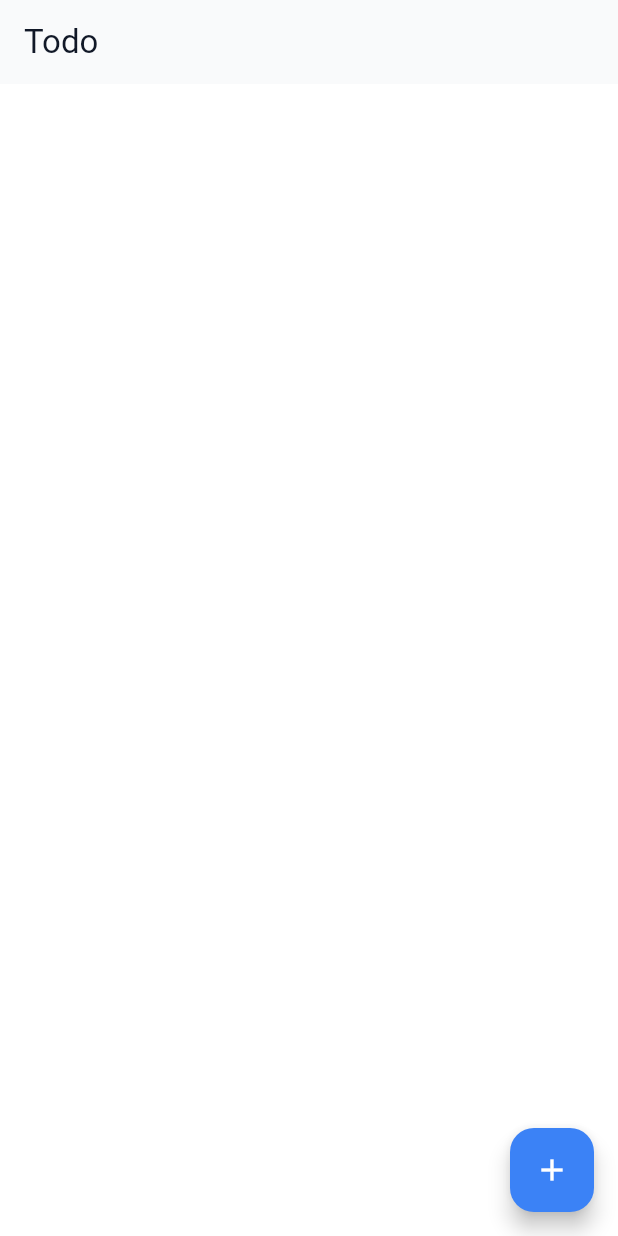
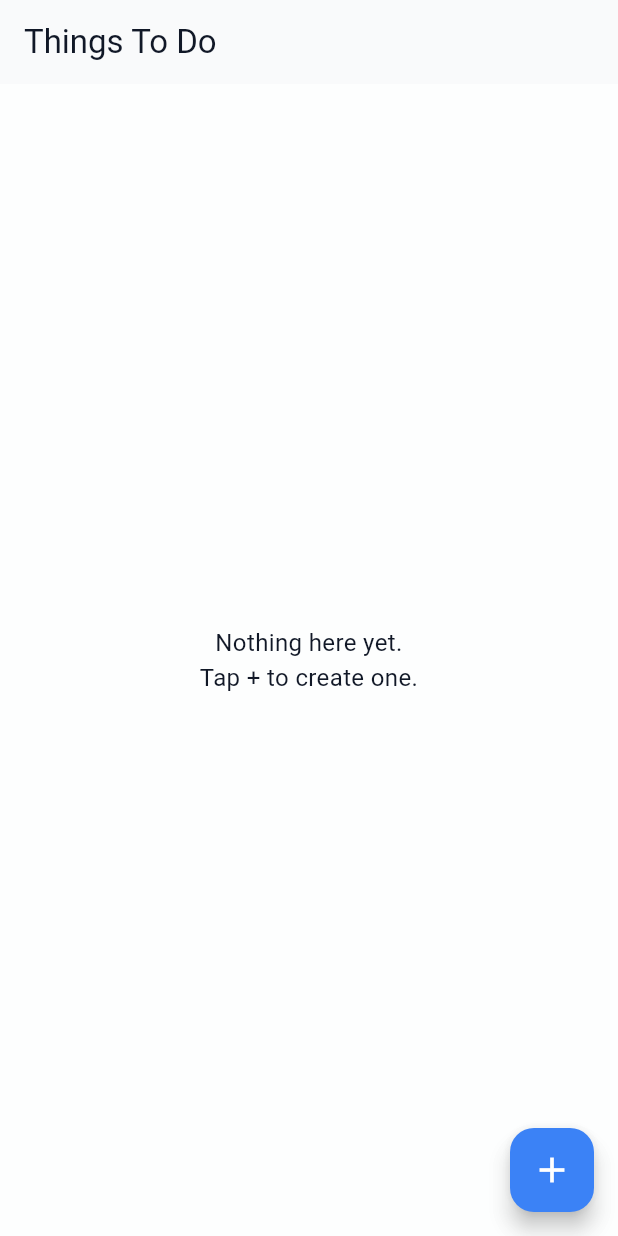
Before and after one commit to arunmainali/flutter-todo, a Flutter app: the screen it shows after launch, on a phone screen of 412 x 824 dp. Run offline on Flutter 3.47's test engine with Material 3 defaults, Android fonts, the phone set to English and light mode, and no system bars; our stand-ins replace flutter_slidable, hive_flutter; accounts and stored records are empty.

Commit message:
Changed the home_page file

```diff
--- a/lib/pages/home_page.dart
+++ b/lib/pages/home_page.dart
@@ -20,7 +20,6 @@ class _HomePageState extends State<HomePage> {
   void initState() {
     super.initState();
     if (_myBox.get("TODOLIST") == null) {
-      // first run: create empty list
       db.createInitialData();
       db.updateDataBase();
     } else {
@@ -28,18 +27,15 @@ class _HomePageState extends State<HomePage> {
     }
   }
 
-  /// Toggle completed state for item at [index]
   void checkBoxChanged(bool? value, int index) {
     setState(() {
       final item = db.toDoList[index] as Map<String, dynamic>;
-      // ensure key exists; flip the bool (default false if missing)
       final current = item['completed'] is bool ? item['completed'] as bool : false;
       item['completed'] = !current;
     });
     db.updateDataBase();
   }
 
-  /// Show dialog to create a new task (CreateTaskDialog handles validation)
   void createNewTask() {
     showDialog(
       context: context,
@@ -49,7 +45,6 @@ class _HomePageState extends State<HomePage> {
             db.toDoList.add({
               "name": name,
               "subtitle": subtitle,
-              // store as ISO string (null if not provided)
               "dueDate": dueDate?.toIso8601String(),
               "completed": false,
             });
@@ -62,13 +57,12 @@ class _HomePageState extends State<HomePage> {
     );
   }
 
-  /// Ask for confirmation before deleting
   void confirmAndDelete(int index) {
     showDialog(
       context: context,
       builder: (context) => AlertDialog(
         title: const Text("Delete this item?"),
-        content: const Text("Are you sure you want to delete it?"),
+        content: const Text("You sure you want to remove it?"),
         actions: [
           TextButton(
             onPressed: () => Navigator.pop(context),
@@ -76,9 +70,7 @@ class _HomePageState extends State<HomePage> {
           ),
           ElevatedButton(
             onPressed: () {
-              setState(() {
-                db.toDoList.removeAt(index);
-              });
+              setState(() => db.toDoList.removeAt(index));
               Navigator.pop(context);
               db.updateDataBase();
             },
@@ -91,38 +83,50 @@ class _HomePageState extends State<HomePage> {
 
   @override
   Widget build(BuildContext context) {
-    // Ensure db.toDoList is a list to avoid build-time errors
-    final listLength = db.toDoList.length;
+    final colors = Theme.of(context).colorScheme;
 
     return Scaffold(
-      backgroundColor: Colors.white,
-      appBar: AppBar(title: const Text('Todo'), elevation: 0),
+      backgroundColor: colors.surfaceVariant.withOpacity(0.25),
+      appBar: AppBar(
+        title: const Text("Things To Do"),
+        backgroundColor: colors.surface,
+        elevation: 0,
+        scrolledUnderElevation: 3,
+      ),
+
       floatingActionButton: FloatingActionButton(
         onPressed: createNewTask,
-        child: const Icon(Icons.add),
+        backgroundColor: colors.primary,
+        child: const Icon(Icons.add, size: 28),
       ),
-      body:
-       ListView.builder(
-        itemCount: listLength,
+
+      body: db.toDoList.isEmpty
+          ? const Center(
+              child: Text(
+                "Nothing here yet.\nTap + to create one.",
+                textAlign: TextAlign.center,
+                style: TextStyle(fontSize: 16),
+              ),
+            )
+          : ListView.builder(
+              padding: const EdgeInsets.only(top: 15, bottom: 80),
+              itemCount: db.toDoList.length,
               itemBuilder: (context, index) {
-          // read item as a Map
                 final item = db.toDoList[index] as Map<String, dynamic>;
 
-          // parse values safely
                 final name = item['name']?.toString() ?? '';
                 final subtitle = item['subtitle']?.toString();
-          final dueDateIso = item['dueDate'] as String?;
-          final dueDate = dueDateIso == null ? null : DateTime.tryParse(dueDateIso);
-          final completed = item['completed'] is bool ? item['completed'] as bool : false;
+                final dueIso = item['dueDate'] as String?;
+                final dueDate = dueIso == null ? null : DateTime.tryParse(dueIso);
+                final completed =
+                    item['completed'] is bool ? item['completed'] as bool : false;
 
                 return ToDoTile(
                   name: name,
                   subtitle: subtitle,
                   dueDate: dueDate,
                   completed: completed,
-            onChanged: (value) => checkBoxChanged(value, index),
-            // ToDoTile's Slidable calls the provided function with (BuildContext) parameter,
-            // so provide a closure which ignores the passed BuildContext and calls our confirmAndDelete.
+                  onChanged: (v) => checkBoxChanged(v, index),
                   deleteTask: (context) => confirmAndDelete(index),
                   onTapEdit: () {
                     Navigator.push(
@@ -130,10 +134,7 @@ class _HomePageState extends State<HomePage> {
                       MaterialPageRoute(
                         builder: (_) => EditPage(index: index, dataBase: db),
                       ),
-              ).then((_) {
-                // refresh state after possible edit
-                setState(() {});
-              });
+                    ).then((_) => setState(() {}));
                   },
                 );
               },
```
Lines whose indentation alone changed are shown as unchanged.
